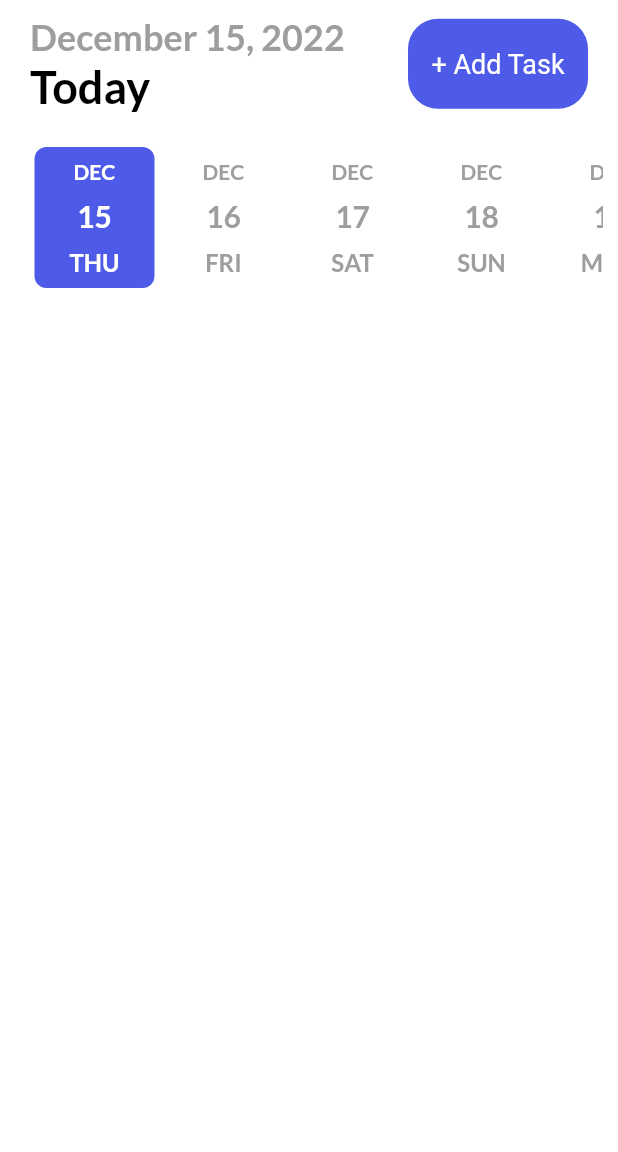
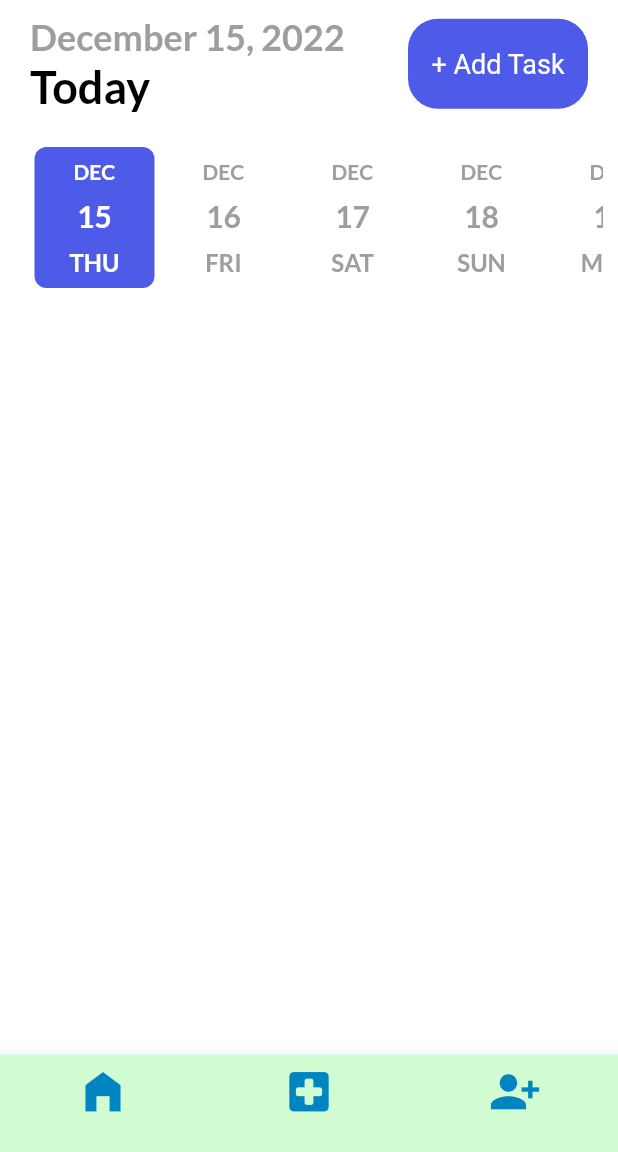
Before and after one commit to aashayk18/SchedMed, a Flutter app: the screen it shows after launch, on a phone screen of 412 x 824 dp, the part 84-1236 px from its top. Run offline on Flutter 3.47's test engine with Material 2 defaults, Android fonts, the phone set to English and light mode, and no system bars; drawn by our look-alikes of date_picker_timeline; our stand-ins replace flutter_local_notifications, flutter_native_timezone, flutter_staggered_animations, get, get_storage, google_fonts and 2 more; accounts and stored records are empty.

Commit message:
Update home_page.dart

```diff
--- a/lib/ui/home_page.dart
+++ b/lib/ui/home_page.dart
@@ -38,6 +38,33 @@ class HomePageState extends State<HomePage> {
     return Scaffold(
       appBar: _appBar(context),
       backgroundColor: context.theme.backgroundColor,
+      // adding the bottomnavigation bar
+       bottomNavigationBar: BottomNavigationBar(
+        backgroundColor: Color(0xFFd1fcd1),
+        items: const [
+          BottomNavigationBarItem(
+              icon: Icon(
+                Icons.home_filled,
+                size: 35,
+                color: Color(0xFF0185C1),
+              ),
+              label: ''),
+          BottomNavigationBarItem(
+              icon: Icon(
+                Icons.local_hospital_rounded,
+                size: 35,
+                color: Color(0xFF0185C1),
+              ),
+              label: ''),
+          BottomNavigationBarItem(
+              icon: Icon(
+                Icons.person_add_alt_1,
+                size: 35,
+                color: Color(0xFF0185c1),
+              ),
+              label: ''),
+        ],
+      ),
       body: Column(
         children: [
           _addTaskBar(),
```
